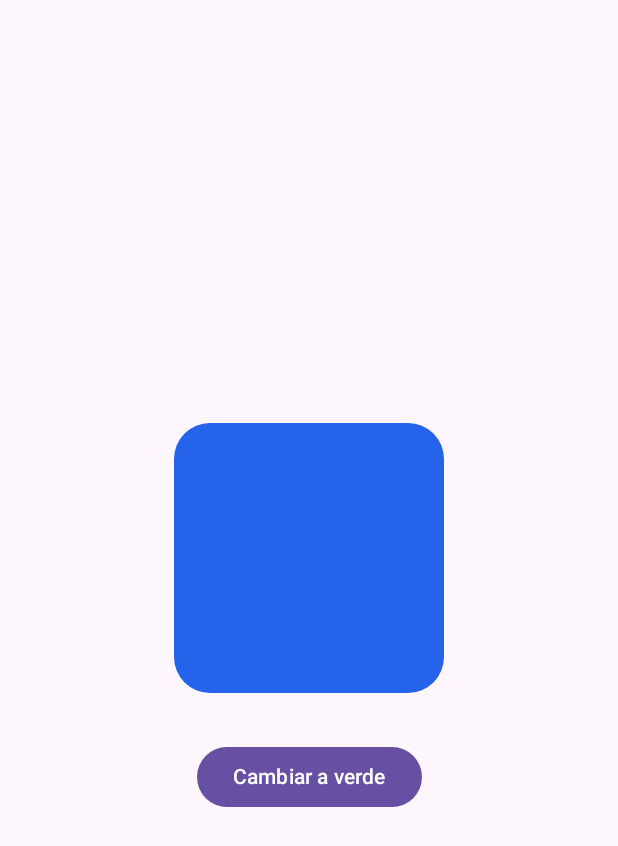
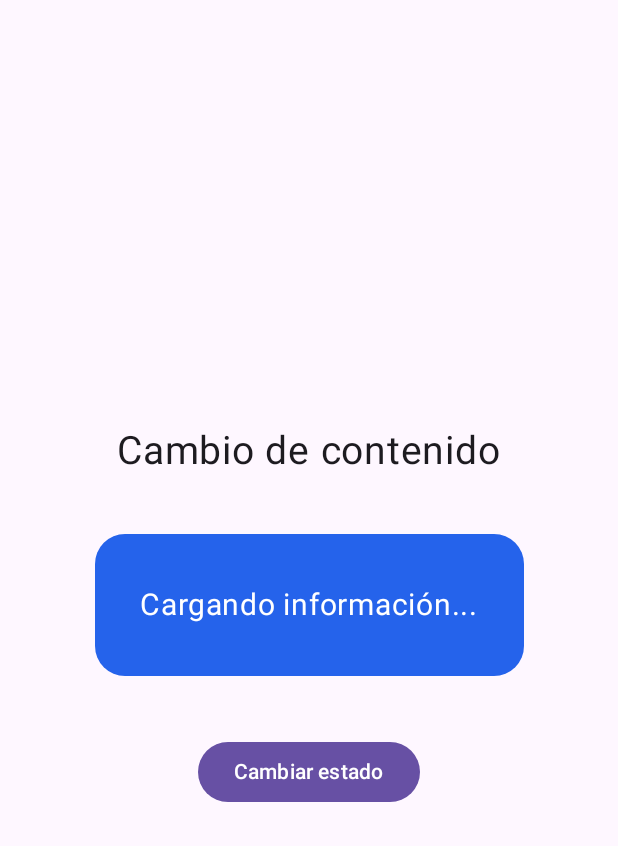
Before and after one commit to josueperez-ctrl/LaboratorioAnimaciones, an Android app built with Jetpack Compose: the screen it shows after launch (MainActivity), on a phone screen of 412 x 824 dp. Shown: the top 846 px of the screen. Run offline under Robolectric (Android 15) with nearby library versions, the phone set to English and light mode, and no system bars.

Commit message:
feat: animar cambios de contenido con AnimatedContent

```diff
--- /dev/null
+++ b/app/src/main/java/com/example/laboratorioanimaciones/Ejercicio4Contenido.kt
@@ -0,0 +1,135 @@
+package com.example.laboratorioanimaciones
+
+import androidx.compose.animation.AnimatedContent
+import androidx.compose.animation.core.tween
+import androidx.compose.animation.fadeIn
+import androidx.compose.animation.fadeOut
+import androidx.compose.animation.togetherWith
+import androidx.compose.foundation.layout.Arrangement
+import androidx.compose.foundation.layout.Column
+import androidx.compose.foundation.layout.fillMaxSize
+import androidx.compose.foundation.layout.padding
+import androidx.compose.foundation.layout.safeDrawingPadding
+import androidx.compose.foundation.shape.RoundedCornerShape
+import androidx.compose.material3.Button
+import androidx.compose.material3.Surface
+import androidx.compose.material3.Text
+import androidx.compose.runtime.Composable
+import androidx.compose.runtime.getValue
+import androidx.compose.runtime.mutableStateOf
+import androidx.compose.runtime.saveable.rememberSaveable
+import androidx.compose.runtime.setValue
+import androidx.compose.ui.Alignment
+import androidx.compose.ui.Modifier
+import androidx.compose.ui.graphics.Color
+import androidx.compose.ui.unit.dp
+import androidx.compose.ui.unit.sp
+
+enum class EstadoPantalla {
+    CARGANDO,
+    CONTENIDO,
+    ERROR
+}
+
+@Composable
+fun Ejercicio4Contenido() {
+    var estadoActual by rememberSaveable {
+        mutableStateOf(EstadoPantalla.CARGANDO)
+    }
+
+    Column(
+        modifier = Modifier
+            .fillMaxSize()
+            .safeDrawingPadding(),
+        horizontalAlignment = Alignment.CenterHorizontally,
+        verticalArrangement = Arrangement.spacedBy(
+            space = 40.dp,
+            alignment = Alignment.CenterVertically
+        )
+    ) {
+        Text(
+            text = "Cambio de contenido",
+            fontSize = 26.sp
+        )
+
+        AnimatedContent(
+            targetState = estadoActual,
+            transitionSpec = {
+                fadeIn(
+                    animationSpec = tween(
+                        durationMillis = 800
+                    )
+                ) togetherWith fadeOut(
+                    animationSpec = tween(
+                        durationMillis = 400
+                    )
+                )
+            },
+            label = "cambio de estado"
+        ) { estado ->
+            when (estado) {
+                EstadoPantalla.CARGANDO -> {
+                    MensajeEstado(
+                        mensaje = "Cargando información...",
+                        colorFondo = Color(0xFF2563EB)
+                    )
+                }
+
+                EstadoPantalla.CONTENIDO -> {
+                    MensajeEstado(
+                        mensaje = "Contenido cargado correctamente",
+                        colorFondo = Color(0xFF16A34A)
+                    )
+                }
+
+                EstadoPantalla.ERROR -> {
+                    MensajeEstado(
+                        mensaje = "Ocurrió un error al cargar",
+                        colorFondo = Color(0xFFDC2626)
+                    )
+                }
+            }
+        }
+
+        Button(
+            onClick = {
+                estadoActual = when (estadoActual) {
+                    EstadoPantalla.CARGANDO -> {
+                        EstadoPantalla.CONTENIDO
+                    }
+
+                    EstadoPantalla.CONTENIDO -> {
+                        EstadoPantalla.ERROR
+                    }
+
+                    EstadoPantalla.ERROR -> {
+                        EstadoPantalla.CARGANDO
+                    }
+                }
+            }
+        ) {
+            Text(text = "Cambiar estado")
+        }
+    }
+}
+
+@Composable
+fun MensajeEstado(
+    mensaje: String,
+    colorFondo: Color
+) {
+    Surface(
+        color = colorFondo,
+        shape = RoundedCornerShape(20.dp)
+    ) {
+        Text(
+            text = mensaje,
+            color = Color.White,
+            fontSize = 20.sp,
+            modifier = Modifier.padding(
+                horizontal = 30.dp,
+                vertical = 35.dp
+            )
+        )
+    }
+}
--- a/app/src/main/java/com/example/laboratorioanimaciones/MainActivity.kt
+++ b/app/src/main/java/com/example/laboratorioanimaciones/MainActivity.kt
@@ -18,7 +18,7 @@ class MainActivity : ComponentActivity() {
                 Surface(
                     modifier = Modifier.fillMaxSize()
                 ) {
-                    Ejercicio2Color()
+                    Ejercicio4Contenido()
                 }
             }
         }
```
Also changed, not shown: app/src/main/java/com/example/laboratorioanimaciones/Ejercicio3TamanoPosicion.kt (added, +94 -0 lines).
